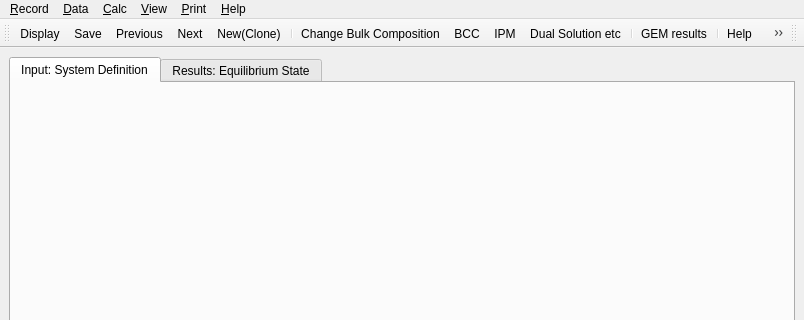
The window that gems3/vizor4/dlg4/NewSystemDialog4.ui (gemshub/GEMSGUI) describes before a commit, drawn with Qt 5; both pictures show x 0 to 804 and y 0 to 320 of the 804 by 658 pixel window.
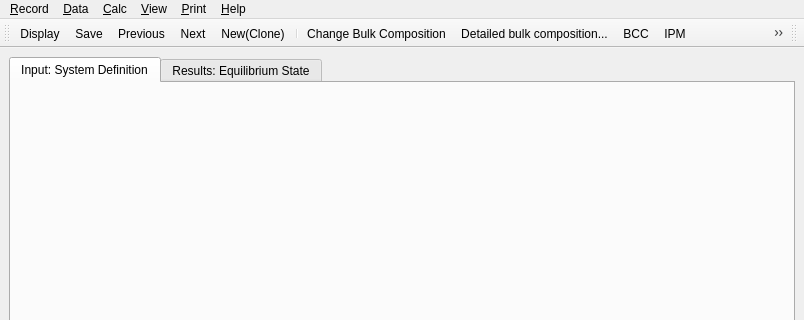
The same window after the commit. Icons and pictures are not drawn.

Commit message: Added "123" button for NewSystemDialog Set "png" first in 'Graph' dialog, 'Save image'   (SD)

What changed in the file:
```diff
--- a/gems3/vizor4/dlg4/NewSystemDialog4.ui
+++ b/gems3/vizor4/dlg4/NewSystemDialog4.ui
@@ -142,6 +142,7 @@
    <addaction name="actionNew"/>
    <addaction name="separator"/>
    <addaction name="actionINSERT_SYSTEM"/>
+   <addaction name="actionOpen_SYSTEM_ICOMP"/>
    <addaction name="action_BCC"/>
    <addaction name="action_IPM"/>
    <addaction name="actionEQUSTAT_ICOMP"/>
@@ -268,6 +269,9 @@
    <property name="text">
     <string>&amp;Bulk composition...</string>
    </property>
+   <property name="iconText">
+    <string>Detailed bulk composition...</string>
+   </property>
    <property name="toolTip">
     <string>Press to set up bulk chemical composition (BCC) of the system</string>
    </property>
```
Left out of the diff: 6 changed lines with no effect on the pictures. The commit also changes 6 other files.
